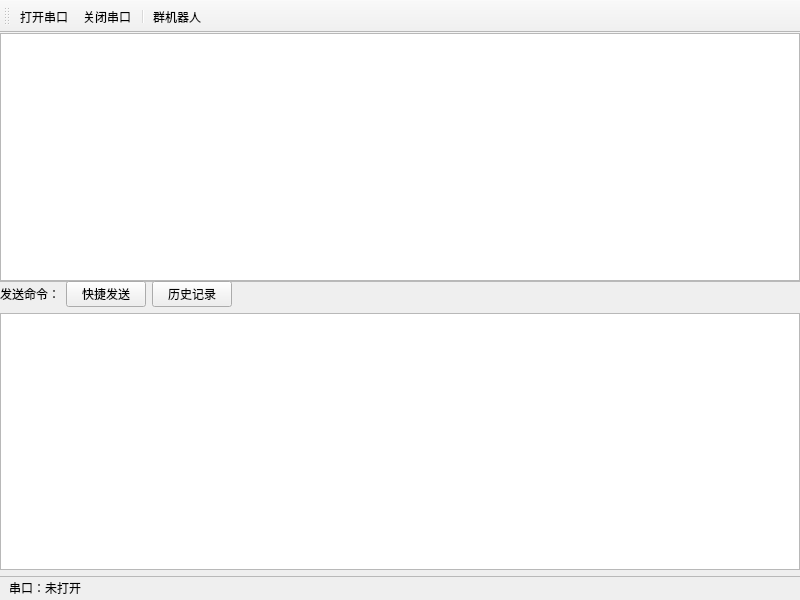
This is mainwindow.ui in Demon-Cat/SerialPort as Qt 5 draws it before an edit. The edited form follows.
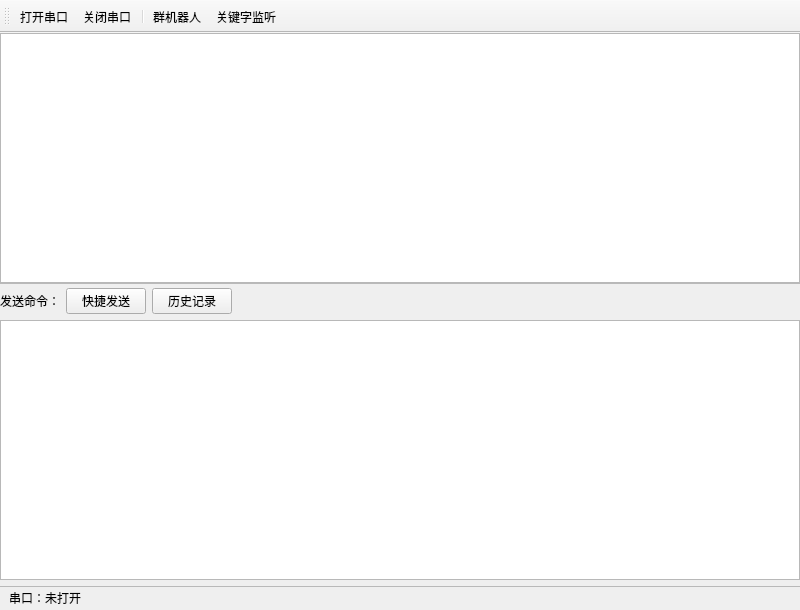
This is the edited form. Icons and pictures are not drawn. Custom widgets are drawn as their Qt base class.

```diff
--- a/mainwindow.ui
+++ b/mainwindow.ui
@@ -7,7 +7,7 @@
     <x>0</x>
     <y>0</y>
     <width>800</width>
-    <height>600</height>
+    <height>610</height>
    </rect>
   </property>
   <property name="windowTitle">
@@ -29,12 +29,14 @@
     </property>
     <item>
      <widget class="QSplitter" name="splitter">
+      <property name="styleSheet">
+       <string notr="true">QSplitter::handle {
+	border-top: 1px solid #B9B9B9;
+}</string>
+      </property>
       <property name="orientation">
        <enum>Qt::Vertical</enum>
       </property>
-      <property name="handleWidth">
-       <number>0</number>
-      </property>
       <property name="childrenCollapsible">
        <bool>false</bool>
       </property>
@@ -46,12 +48,6 @@
        </layout>
       </widget>
       <widget class="QWidget" name="widgetSend" native="true">
-       <property name="styleSheet">
-        <string notr="true">#widgetSend
-{
-border-top: 1px solid #B9B9B9;
-}</string>
-       </property>
        <layout class="QVBoxLayout" name="verticalLayout_3">
         <item>
          <widget class="QWidget" name="widget" native="true">
@@ -176,6 +172,7 @@
    <addaction name="actionDisconnect"/>
    <addaction name="separator"/>
    <addaction name="actionRobot"/>
+   <addaction name="actionKeywordMonitor"/>
   </widget>
   <action name="actionConnect">
    <property name="icon">
@@ -207,6 +204,15 @@
     <string>群机器人</string>
    </property>
   </action>
+  <action name="actionKeywordMonitor">
+   <property name="icon">
+    <iconset resource="resource.qrc">
+     <normaloff>:/images/monitor.png</normaloff>:/images/monitor.png</iconset>
+   </property>
+   <property name="text">
+    <string>关键字监听</string>
+   </property>
+  </action>
  </widget>
  <customwidgets>
   <customwidget>
```
